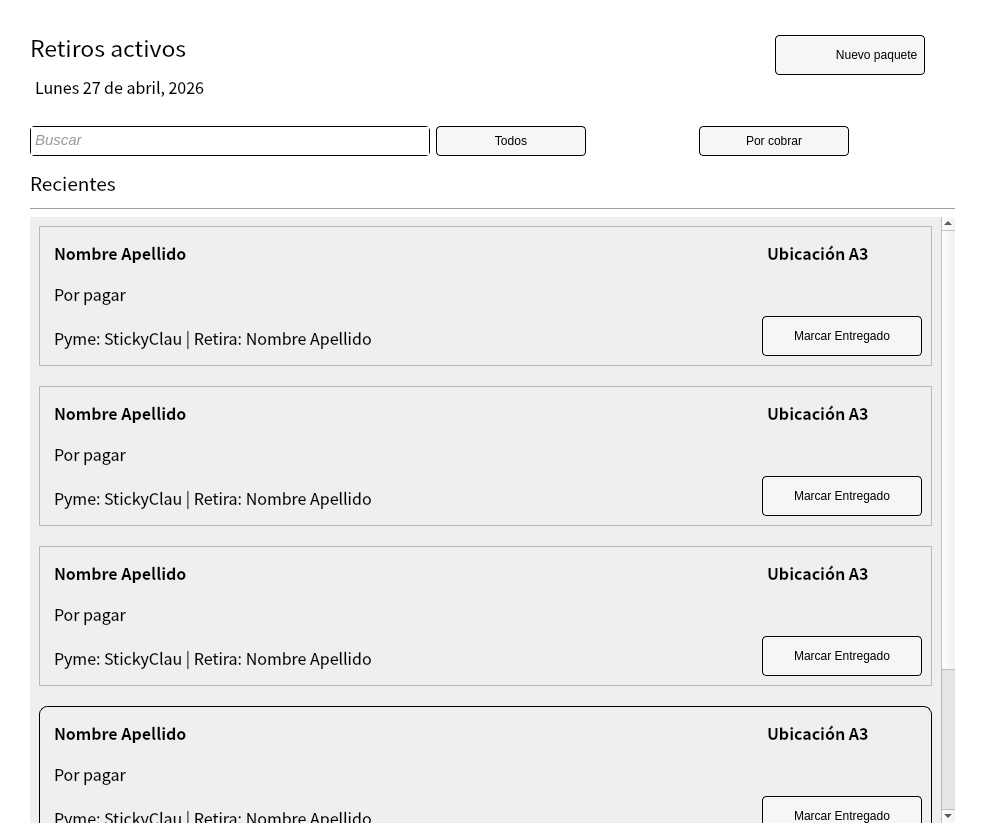
Before: the Qt Designer form src/ui/views/retiros.ui in Lokyui/cuartoambulanteapp, drawn with Qt 5.
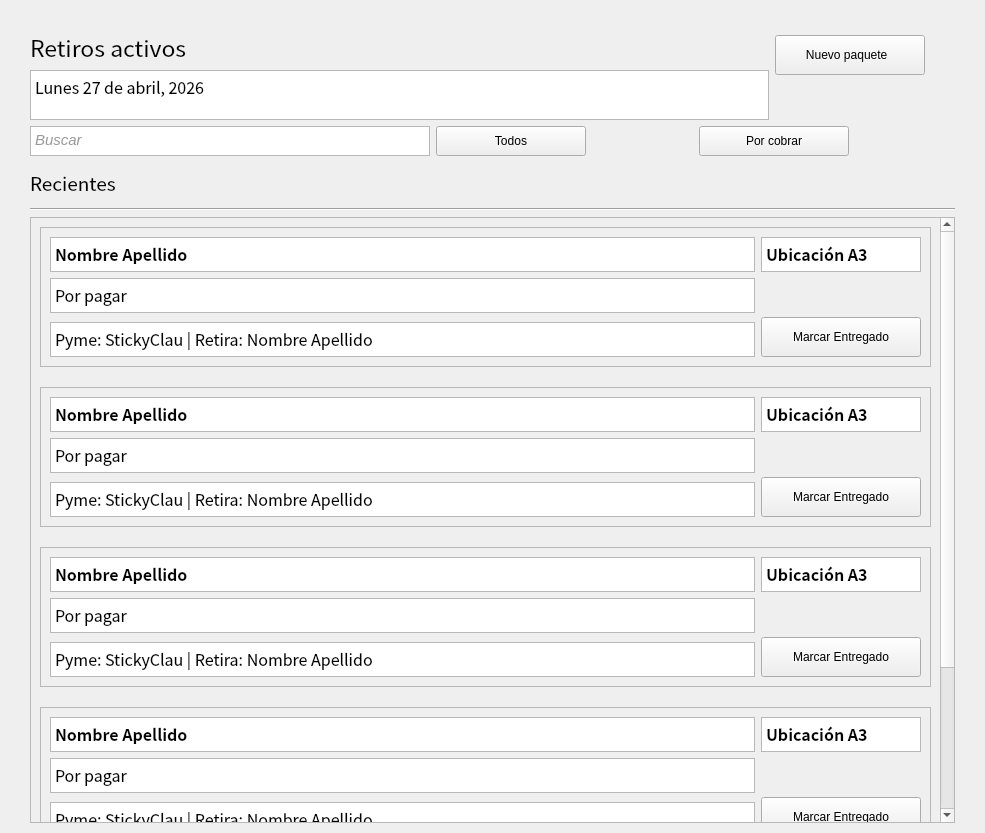
After: the same form once the commit is applied. Icons and pictures are not drawn.

```diff
--- a/src/ui/views/retiros.ui
+++ b/src/ui/views/retiros.ui
@@ -13,16 +13,6 @@
   <property name="windowTitle">
    <string>Form</string>
   </property>
-  <property name="styleSheet">
-   <string notr="true">#Form {
-background-color:white;
-}
-QFrame[objectName^=&quot;framePedido&quot;] {
- background-color: #EFEFEF;
-    border: 1px solid black;
-    border-radius: 8px;
-}</string>
-  </property>
   <layout class="QVBoxLayout" name="verticalLayout_5">
    <property name="leftMargin">
     <number>30</number>
@@ -88,9 +78,6 @@
            <pointsize>12</pointsize>
           </font>
          </property>
-         <property name="styleSheet">
-          <string notr="true">background-color: transparent;</string>
-         </property>
          <property name="plainText">
           <string>Lunes 27 de abril, 2026</string>
          </property>
@@ -117,11 +104,8 @@
            <height>40</height>
           </size>
          </property>
-         <property name="styleSheet">
-          <string notr="true">background-color: #F6F6F6;
-    border: 1px solid black;
-    border-radius: 4px;
-text-align: right;</string>
+         <property name="class" stdset="0">
+          <string>btn-accion-dashboard</string>
          </property>
          <property name="text">
           <string>Nuevo paquete  </string>
@@ -158,9 +142,8 @@
          <height>30</height>
         </size>
        </property>
-       <property name="styleSheet">
-        <string notr="true"> border-radius: 4px; 
-    border: 1px solid black;</string>
+       <property name="class" stdset="0">
+        <string>input-borde</string>
        </property>
        <property name="html">
         <string>&lt;!DOCTYPE HTML PUBLIC &quot;-//W3C//DTD HTML 4.0//EN&quot; &quot;http://www.w3.org/TR/REC-html40/strict.dtd&quot;&gt;
@@ -185,10 +168,8 @@
          <height>30</height>
         </size>
        </property>
-       <property name="styleSheet">
-        <string notr="true">background-color: #F6F6F6;
-    border: 1px solid black;
-    border-radius: 4px;</string>
+       <property name="class" stdset="0">
+        <string>btn-secundario</string>
        </property>
        <property name="text">
         <string>Todos</string>
@@ -209,10 +190,8 @@
          <height>30</height>
         </size>
        </property>
-       <property name="styleSheet">
-        <string notr="true">background-color: #F6F6F6;
-    border: 1px solid black;
-    border-radius: 4px;</string>
+       <property name="class" stdset="0">
+        <string>btn-secundario</string>
        </property>
        <property name="text">
         <string>Por cobrar</string>
@@ -277,11 +256,6 @@
        <height>16777215</height>
       </size>
      </property>
-     <property name="styleSheet">
-      <string notr="true">#scrollArea {
-border:transparent;
-}</string>
-     </property>
      <property name="widgetResizable">
       <bool>true</bool>
      </property>
@@ -308,12 +282,8 @@
              <height>140</height>
             </size>
            </property>
-           <property name="styleSheet">
-            <string notr="true">#framePedido {
-background-color: #EFEFEF;
-    border: 1px solid black;
-    border-radius: 8px;
-}</string>
+           <property name="class" stdset="0">
+            <string>frame-pedido</string>
            </property>
            <property name="frameShape">
             <enum>QFrame::StyledPanel</enum>
@@ -342,9 +312,6 @@
                     <bold>true</bold>
                    </font>
                   </property>
-                  <property name="styleSheet">
-                   <string notr="true">background-color: transparent;</string>
-                  </property>
                   <property name="plainText">
                    <string>Nombre Apellido</string>
                   </property>
@@ -364,9 +331,6 @@
                     <pointsize>12</pointsize>
                    </font>
                   </property>
-                  <property name="styleSheet">
-                   <string notr="true">background-color: transparent;</string>
-                  </property>
                   <property name="plainText">
                    <string>Por pagar</string>
                   </property>
@@ -386,9 +350,6 @@
                     <pointsize>12</pointsize>
                    </font>
                   </property>
-                  <property name="styleSheet">
-                   <string notr="true">background-color: transparent;</string>
-                  </property>
                   <property name="plainText">
                    <string>Pyme: StickyClau | Retira: Nombre Apellido</string>
                   </property>
@@ -420,9 +381,6 @@
                     <bold>true</bold>
                    </font>
                   </property>
-                  <property name="styleSheet">
-                   <string notr="true">background-color: transparent;</string>
-                  </property>
                   <property name="plainText">
                    <string>Ubicación A3</string>
                   </property>
@@ -442,10 +400,8 @@
                     <height>40</height>
                    </size>
                   </property>
-                  <property name="styleSheet">
-                   <string notr="true">background-color: #F6F6F6;
-    border: 1px solid black;
-    border-radius: 4px;</string>
+                  <property name="class" stdset="0">
+                   <string>btn-secundario</string>
                   </property>
                   <property name="text">
                    <string>Marcar Entregado</string>
@@ -467,12 +423,8 @@
              <height>140</height>
             </size>
            </property>
-           <property name="styleSheet">
-            <string notr="true">#framePedido {
-background-color: #EFEFEF;
-    border: 1px solid black;
-    border-radius: 8px;
-}</string>
+           <property name="class" stdset="0">
+            <string>frame-pedido</string>
            </property>
            <property name="frameShape">
             <enum>QFrame::StyledPanel</enum>
@@ -501,9 +453,6 @@
                     <bold>true</bold>
                    </font>
                   </property>
-                  <property name="styleSheet">
-                   <string notr="true">background-color: transparent;</string>
-                  </property>
                   <property name="plainText">
                    <string>Nombre Apellido</string>
                   </property>
@@ -523,9 +472,6 @@
                     <pointsize>12</pointsize>
                    </font>
                   </property>
-                  <property name="styleSheet">
-                   <string notr="true">background-color: transparent;</string>
-                  </property>
                   <property name="plainText">
                    <string>Por pagar</string>
                   </property>
@@ -545,9 +491,6 @@
                     <pointsize>12</pointsize>
                    </font>
                   </property>
-                  <property name="styleSheet">
-                   <string notr="true">background-color: transparent;</string>
-                  </property>
                   <property name="plainText">
                    <string>Pyme: StickyClau | Retira: Nombre Apellido</string>
                   </property>
@@ -579,9 +522,6 @@
                     <bold>true</bold>
                    </font>
                   </property>
-                  <property name="styleSheet">
-                   <string notr="true">background-color: transparent;</string>
-                  </property>
                   <property name="plainText">
                    <string>Ubicación A3</string>
                   </property>
@@ -601,10 +541,8 @@
                     <height>40</height>
                    </size>
                   </property>
-                  <property name="styleSheet">
-                   <string notr="true">background-color: #F6F6F6;
-    border: 1px solid black;
-    border-radius: 4px;</string>
+                  <property name="class" stdset="0">
+                   <string>btn-secundario</string>
                   </property>
                   <property name="text">
                    <string>Marcar Entregado</string>
@@ -626,12 +564,8 @@
              <height>140</height>
             </size>
            </property>
-           <property name="styleSheet">
-            <string notr="true">#framePedido {
-background-color: #EFEFEF;
-    border: 1px solid black;
-    border-radius: 8px;
-}</string>
+           <property name="class" stdset="0">
+            <string>frame-pedido</string>
            </property>
            <property name="frameShape">
             <enum>QFrame::StyledPanel</enum>
@@ -660,9 +594,6 @@
                     <bold>true</bold>
                    </font>
                   </property>
-                  <property name="styleSheet">
-                   <string notr="true">background-color: transparent;</string>
-                  </property>
                   <property name="plainText">
                    <string>Nombre Apellido</string>
                   </property>
@@ -682,9 +613,6 @@
                     <pointsize>12</pointsize>
                    </font>
                   </property>
-                  <property name="styleSheet">
-                   <string notr="true">background-color: transparent;</string>
-                  </property>
                   <property name="plainText">
                    <string>Por pagar</string>
                   </property>
@@ -704,9 +632,6 @@
                     <pointsize>12</pointsize>
                    </font>
                   </property>
-                  <property name="styleSheet">
-                   <string notr="true">background-color: transparent;</string>
-                  </property>
                   <property name="plainText">
                    <string>Pyme: StickyClau | Retira: Nombre Apellido</string>
                   </property>
@@ -738,9 +663,6 @@
                     <bold>true</bold>
                    </font>
                   </property>
-                  <property name="styleSheet">
-                   <string notr="true">background-color: transparent;</string>
-                  </property>
                   <property name="plainText">
                    <string>Ubicación A3</string>
                   </property>
@@ -760,10 +682,8 @@
                     <height>40</height>
                    </size>
                   </property>
-                  <property name="styleSheet">
-                   <string notr="true">background-color: #F6F6F6;
-    border: 1px solid black;
-    border-radius: 4px;</string>
+                  <property name="class" stdset="0">
+                   <string>btn-secundario</string>
                   </property>
                   <property name="text">
                    <string>Marcar Entregado</string>
@@ -785,12 +705,8 @@
              <height>140</height>
             </size>
            </property>
-           <property name="styleSheet">
-            <string notr="true">#framePedido {
-background-color: #EFEFEF;
-    border: 1px solid black;
-    border-radius: 8px;
-}</string>
+           <property name="class" stdset="0">
+            <string>frame-pedido</string>
            </property>
            <property name="frameShape">
             <enum>QFrame::StyledPanel</enum>
@@ -819,9 +735,6 @@
                     <bold>true</bold>
                    </font>
                   </property>
-                  <property name="styleSheet">
-                   <string notr="true">background-color: transparent;</string>
-                  </property>
                   <property name="plainText">
                    <string>Nombre Apellido</string>
                   </property>
@@ -841,9 +754,6 @@
                     <pointsize>12</pointsize>
                    </font>
                   </property>
-                  <property name="styleSheet">
-                   <string notr="true">background-color: transparent;</string>
-                  </property>
                   <property name="plainText">
                    <string>Por pagar</string>
                   </property>
@@ -863,9 +773,6 @@
                     <pointsize>12</pointsize>
                    </font>
                   </property>
-                  <property name="styleSheet">
-                   <string notr="true">background-color: transparent;</string>
-                  </property>
                   <property name="plainText">
                    <string>Pyme: StickyClau | Retira: Nombre Apellido</string>
                   </property>
@@ -897,9 +804,6 @@
                     <bold>true</bold>
                    </font>
                   </property>
-                  <property name="styleSheet">
-                   <string notr="true">background-color: transparent;</string>
-                  </property>
                   <property name="plainText">
                    <string>Ubicación A3</string>
                   </property>
@@ -919,10 +823,8 @@
                     <height>40</height>
                    </size>
                   </property>
-                  <property name="styleSheet">
-                   <string notr="true">background-color: #F6F6F6;
-    border: 1px solid black;
-    border-radius: 4px;</string>
+                  <property name="class" stdset="0">
+                   <string>btn-secundario</string>
                   </property>
                   <property name="text">
                    <string>Marcar Entregado</string>
```
Left out of the diff: 26 changed lines with no effect on the pictures.
